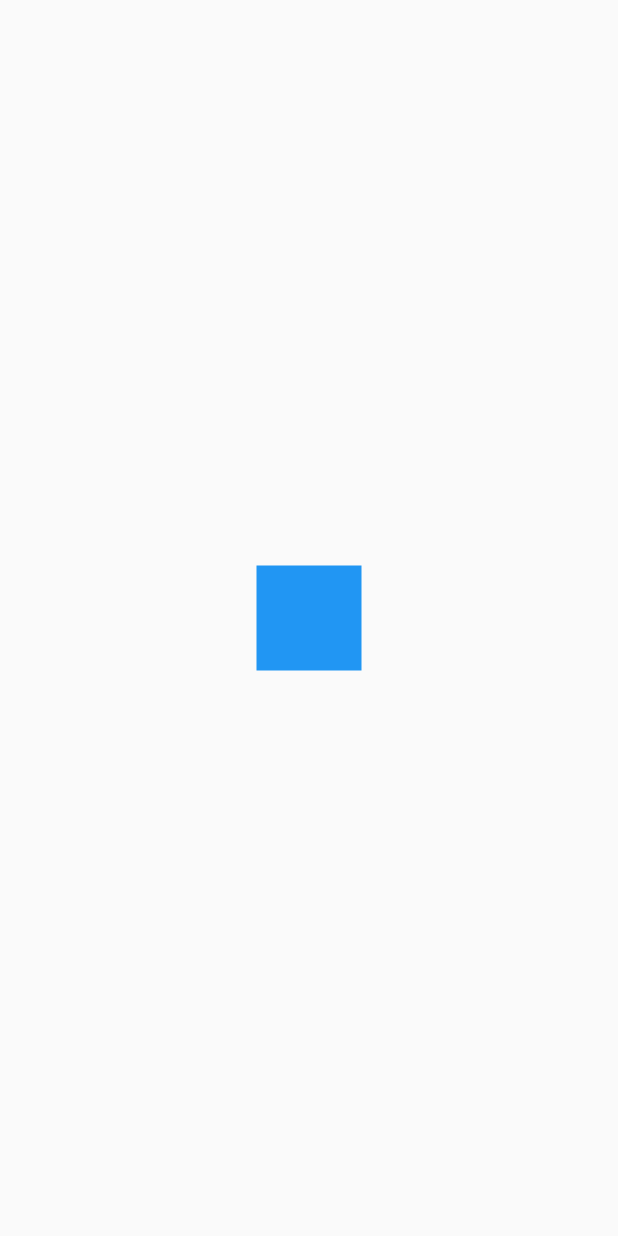
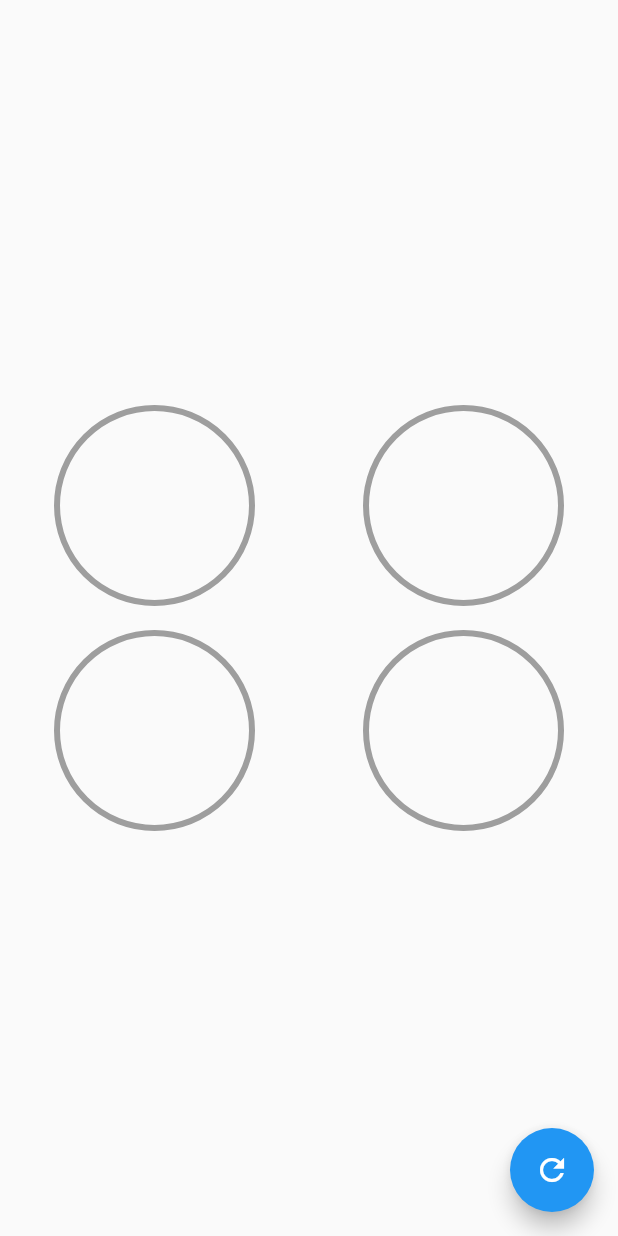
Before and after one commit to ricardogottheil/flutter_disenos, a Flutter app: the screen it shows after launch, on a phone screen of 412 x 824 dp. Run offline on Flutter 3.47's test engine with Material 2 defaults, Android fonts, the phone set to English and light mode, and no system bars.

Commit message:
[ADD] Circular Radial Progress

```diff
--- a/lib/main.dart
+++ b/lib/main.dart
@@ -1,5 +1,5 @@
 import 'package:flutter/material.dart';
-import 'package:flutter_disenos/retos/cuadrado_animado_page.dart';
+import 'package:flutter_disenos/pages/graficas_circulares_page.dart';
 
 void main() => runApp(MyApp());
 
@@ -9,7 +9,7 @@
     return MaterialApp(
       debugShowCheckedModeBanner: false,
       title: 'Diseños APP',
-      home: CuadradoAnimadoPage(),
+      home: GraficasCircularesPage(),
     );
   }
 }
--- /dev/null
+++ b/lib/pages/graficas_circulares_page.dart
@@ -0,0 +1,73 @@
+import 'package:flutter/material.dart';
+import 'package:flutter_disenos/widgets/radial_progress.dart';
+
+class GraficasCircularesPage extends StatefulWidget {
+  const GraficasCircularesPage({Key? key}) : super(key: key);
+
+  @override
+  _GraficasCircularesPageState createState() => _GraficasCircularesPageState();
+}
+
+class _GraficasCircularesPageState extends State<GraficasCircularesPage> {
+  double porcentaje = 0.0;
+
+  @override
+  Widget build(BuildContext context) {
+    return Scaffold(
+        floatingActionButton: FloatingActionButton(
+          onPressed: () {
+            setState(() {
+              porcentaje += 10.0;
+              if(porcentaje > 100.0) porcentaje = 0.0;
+            });
+          },
+          child: Icon(Icons.refresh),
+        ),
+        body: Column(
+          mainAxisAlignment: MainAxisAlignment.center,
+          children: <Widget>[
+            Row(
+              mainAxisAlignment: MainAxisAlignment.spaceAround,
+              children: <Widget>[
+                CustomRadialProgress(porcentaje: porcentaje, primaryColor: Colors.amber,),
+                CustomRadialProgress(porcentaje: porcentaje, primaryColor: Colors.black,),
+              ]
+            ),
+            Row(
+              mainAxisAlignment: MainAxisAlignment.spaceAround,
+              children: <Widget>[
+                CustomRadialProgress(porcentaje: porcentaje, primaryColor: Colors.blue,),
+                CustomRadialProgress(porcentaje: porcentaje, primaryColor: Colors.red,),
+              ]
+            )
+          ]
+        )
+
+        );
+  }
+}
+
+class CustomRadialProgress extends StatelessWidget {
+  final double porcentaje;
+  final Color? primaryColor;
+
+  const CustomRadialProgress({
+    Key? key,
+    required this.porcentaje,
+    required this.primaryColor,
+  }) : super(key: key);
+
+
+  @override
+  Widget build(BuildContext context) {
+    return Container(
+      width: 150.0,
+      height: 150.0,
+      child: RadialProgress(
+        porcentaje: porcentaje,
+        primaryColor: primaryColor,
+      ),
+      // child: Text('$porcentaje %', style: TextStyle(fontSize: 50))
+    );
+  }
+}
--- /dev/null
+++ b/lib/widgets/radial_progress.dart
@@ -0,0 +1,124 @@
+import 'dart:math';
+
+import 'package:flutter/material.dart';
+
+class RadialProgress extends StatefulWidget {
+  final porcentaje;
+  final Color? primaryColor;
+  final Color? secondaryColor;
+  final double bottomTick;
+  final double progressTick;
+
+  const RadialProgress({
+    Key? key,
+    @required this.porcentaje,
+    this.primaryColor = Colors.blue,
+    this.secondaryColor = Colors.grey,
+    this.bottomTick = 4,
+    this.progressTick = 10,
+  }) : super(key: key);
+
+  @override
+  _RadialProgressState createState() => _RadialProgressState();
+}
+
+class _RadialProgressState extends State<RadialProgress>
+    with SingleTickerProviderStateMixin {
+  AnimationController? controller;
+  double? porcentajeAnterior;
+
+  @override
+  void initState() {
+    super.initState();
+
+    porcentajeAnterior = widget.porcentaje;
+    controller = new AnimationController(
+        vsync: this, duration: Duration(milliseconds: 200));
+  }
+
+  @override
+  void dispose() {
+    super.dispose();
+    controller?.dispose();
+  }
+
+  @override
+  Widget build(BuildContext context) {
+    controller?.forward(from: 0.0);
+
+    final diferenciaAnimar = widget.porcentaje - porcentajeAnterior;
+    porcentajeAnterior = widget.porcentaje;
+
+    double porcentaje = widget.porcentaje;
+    Color? primaryColor = widget.primaryColor;
+    Color? secondaryColor = widget.secondaryColor;
+    double bottomTick = widget.bottomTick;
+    double progressTick = widget.progressTick;
+
+    return AnimatedBuilder(
+        animation: controller!,
+        builder: (context, widget) {
+          return Container(
+            padding: EdgeInsets.all(10),
+            width: double.infinity,
+            height: double.infinity,
+            child: CustomPaint(
+              painter: _MiRadialProgress(
+                  (porcentaje - diferenciaAnimar) +
+                      (diferenciaAnimar * controller!.value),
+                  primaryColor,
+                  secondaryColor,
+                  bottomTick,
+                  progressTick),
+            ),
+          );
+        });
+  }
+}
+
+class _MiRadialProgress extends CustomPainter {
+  final porcentaje;
+  final Color? primaryColor;
+  final Color? secondaryColor;
+  final double bottomTick;
+  final double progressTick;
+
+  _MiRadialProgress(
+    this.porcentaje,
+    this.primaryColor,
+    this.secondaryColor,
+    this.bottomTick,
+    this.progressTick,
+  );
+
+  @override
+  void paint(Canvas canvas, Size size) {
+    // Circulo completado
+    final paint = new Paint()
+      ..strokeWidth = bottomTick
+      ..color = secondaryColor!
+      ..style = PaintingStyle.stroke;
+
+    final center = new Offset(size.width / 2, size.height / 2);
+    final radio = min(size.width / 2, size.height / 2);
+
+    canvas.drawCircle(center, radio, paint);
+
+    // Arco
+    final paintArco = new Paint()
+      ..strokeWidth = progressTick
+      ..color = primaryColor!
+      ..strokeCap = StrokeCap.round
+      ..style = PaintingStyle.stroke;
+
+    // Parte que se debe llenar
+    double arcAngle = 2 * pi * (porcentaje / 100);
+    canvas.drawArc(Rect.fromCircle(center: center, radius: radio), -pi / 2,
+        arcAngle, false, paintArco);
+  }
+
+  @override
+  bool shouldRepaint(covariant CustomPainter oldDelegate) {
+    return true;
+  }
+}
```
Also changed, not shown: lib/labs/circular_progress_page.dart (added, +112 -0 lines).
